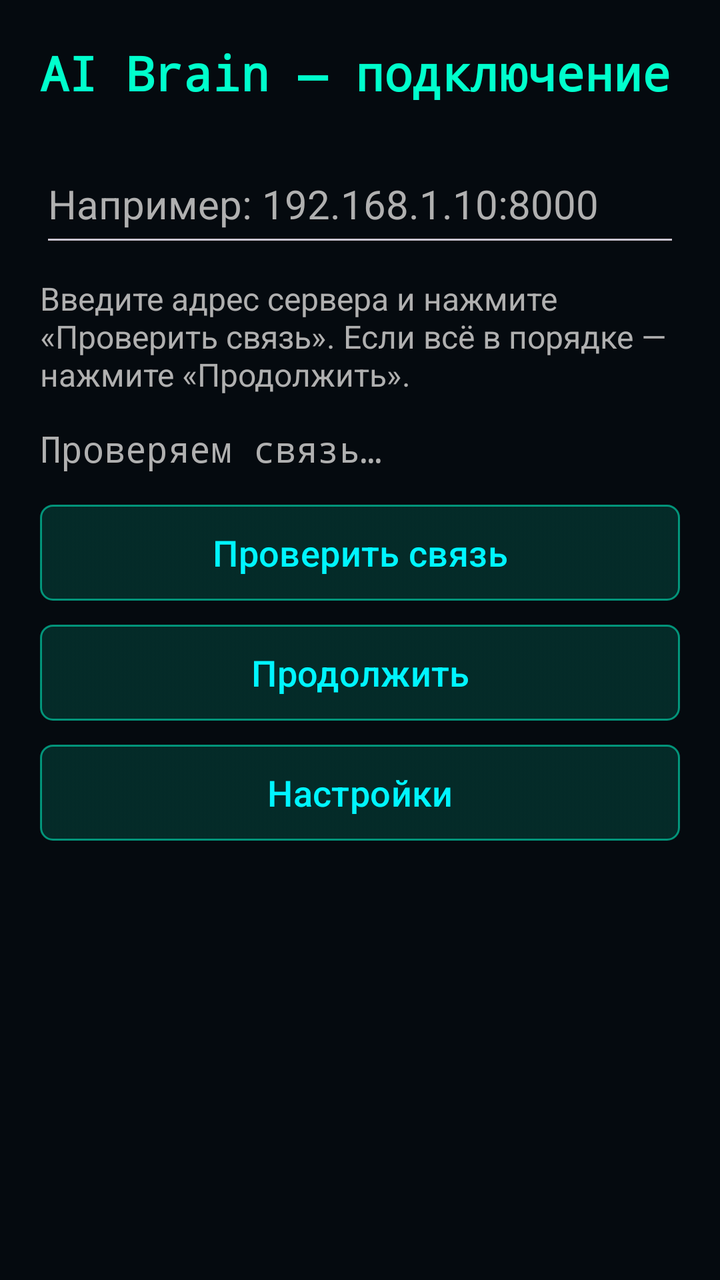
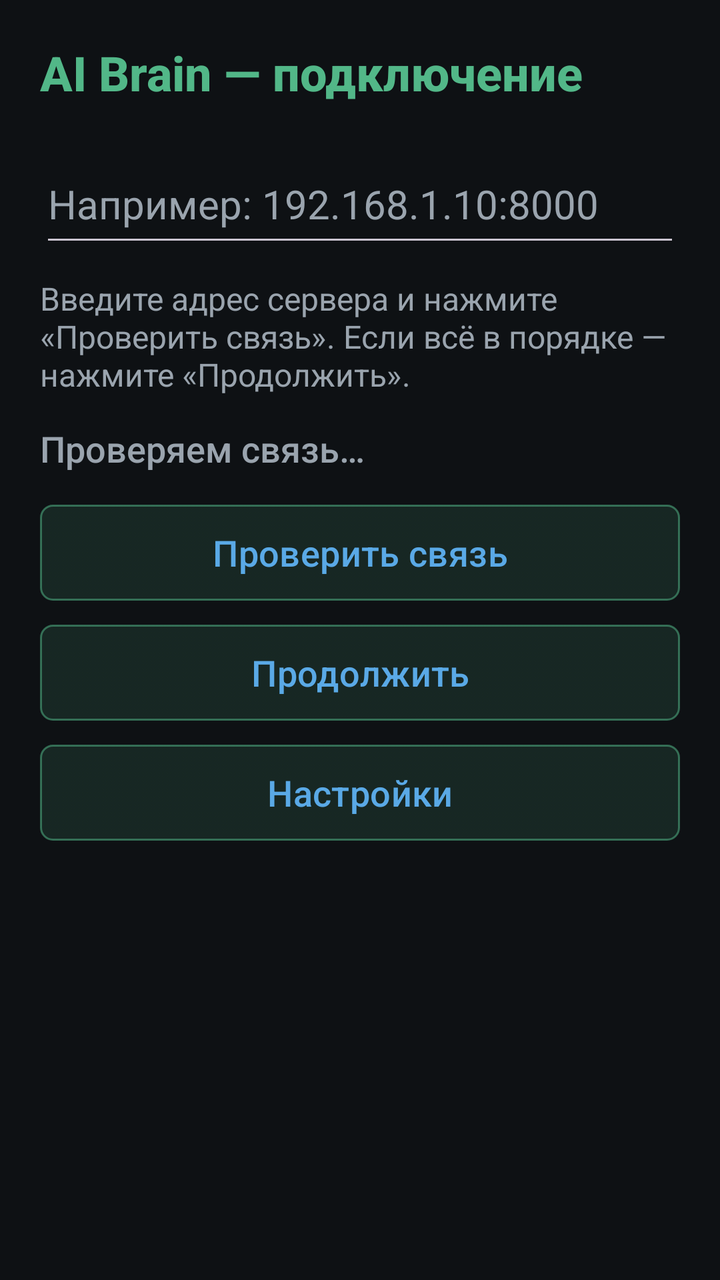

Compare the two renders of this Android layout. The source of the first and the diff that turns it into the second are given below.
<!-- AndroidManifest.xml: application theme Theme.AIBrain -->
<!-- res/layout/activity_connect.xml -->
<?xml version="1.0" encoding="utf-8"?>
<androidx.constraintlayout.widget.ConstraintLayout xmlns:android="http://schemas.android.com/apk/res/android"
    xmlns:app="http://schemas.android.com/apk/res-auto"
    android:layout_width="match_parent"
    android:layout_height="match_parent"
    android:padding="20dp"
    android:background="@color/space_deepest">

    <TextView
        android:id="@+id/tv_title"
        android:layout_width="0dp"
        android:layout_height="wrap_content"
        android:text="@string/connect_title"
        android:textSize="24sp"
        android:textStyle="bold"
        android:fontFamily="monospace"
        android:textColor="@color/cyan_primary"
        app:layout_constraintTop_toTopOf="parent"
        app:layout_constraintStart_toStartOf="parent"
        app:layout_constraintEnd_toEndOf="parent" />

    <EditText
        android:id="@+id/et_server_url"
        android:layout_width="0dp"
        android:layout_height="wrap_content"
        android:layout_marginTop="20dp"
        android:hint="@string/connect_url_hint"
        android:textSize="20sp"
        android:minHeight="56dp"
        android:inputType="textUri"
        android:textColor="@color/text_white"
        android:textColorHint="@color/text_white_dim"
        app:layout_constraintTop_toBottomOf="@id/tv_title"
        app:layout_constraintStart_toStartOf="parent"
        app:layout_constraintEnd_toEndOf="parent" />

    <TextView
        android:id="@+id/tv_connect_help"
        android:layout_width="0dp"
        android:layout_height="wrap_content"
        android:layout_marginTop="10dp"
        android:text="@string/connect_help"
        android:textColor="@color/text_white_dim"
        android:textSize="16sp"
        app:layout_constraintTop_toBottomOf="@id/et_server_url"
        app:layout_constraintStart_toStartOf="parent"
        app:layout_constraintEnd_toEndOf="parent" />

    <TextView
        android:id="@+id/tv_connect_status"
        android:layout_width="0dp"
        android:layout_height="wrap_content"
        android:layout_marginTop="14dp"
        android:text="@string/connect_status_checking"
        android:textSize="18sp"
        android:textColor="@color/text_white_dim"
        android:fontFamily="monospace"
        app:layout_constraintTop_toBottomOf="@id/tv_connect_help"
        app:layout_constraintStart_toStartOf="parent"
        app:layout_constraintEnd_toEndOf="parent" />

    <Button
        android:id="@+id/btn_check"
        android:layout_width="0dp"
        android:layout_height="48dp"
        android:background="@drawable/btn_secondary_cyan"
        android:textColor="@color/text_cyan"
        android:textAllCaps="false"
        android:layout_marginTop="16dp"
        android:text="@string/connect_check"
        android:textSize="18sp"
        app:layout_constraintTop_toBottomOf="@id/tv_connect_status"
        app:layout_constraintStart_toStartOf="parent"
        app:layout_constraintEnd_toEndOf="parent" />

    <Button
        android:id="@+id/btn_continue"
        android:layout_width="0dp"
        android:layout_height="48dp"
        android:background="@drawable/btn_secondary_cyan"
        android:textColor="@color/text_cyan"
        android:textAllCaps="false"
        android:layout_marginTop="12dp"
        android:text="@string/connect_continue"
        android:textSize="18sp"
        app:layout_constraintTop_toBottomOf="@id/btn_check"
        app:layout_constraintStart_toStartOf="parent"
        app:layout_constraintEnd_toEndOf="parent" />

    <Button
        android:id="@+id/btn_settings"
        android:layout_width="0dp"
        android:layout_height="48dp"
        android:background="@drawable/btn_secondary_cyan"
        android:textColor="@color/text_cyan"
        android:textAllCaps="false"
        android:layout_marginTop="12dp"
        android:text="@string/connect_settings"
        android:textSize="18sp"
        app:layout_constraintTop_toBottomOf="@id/btn_continue"
        app:layout_constraintStart_toStartOf="parent"
        app:layout_constraintEnd_toEndOf="parent" />
</androidx.constraintlayout.widget.ConstraintLayout>
<!-- resources referenced by this layout -->
<resources>
  <color name="cyan_primary">#00F5FF</color>
  <color name="space_deepest">#050A0F</color>
  <color name="text_cyan">#00F5FF</color>
  <color name="text_white">#FFFFFF</color>
  <color name="text_white_dim">#B0B0B0</color>
  <!-- drawable btn_secondary_cyan (drawable) -->
  <?xml version="1.0" encoding="utf-8"?>
  <selector xmlns:android="http://schemas.android.com/apk/res/android">
      <item android:state_pressed="true"><shape android:shape="rectangle"><solid android:color="#4400F5FF" /><corners android:radius="6dp" /><stroke android:width="1dp" android:color="#CC00F5FF" /></shape></item>
      <item><shape android:shape="rectangle"><solid android:color="#2200F5FF" /><corners android:radius="6dp" /><stroke android:width="1dp" android:color="#8800F5FF" /></shape></item>
  </selector>
  <string name="connect_check">Проверить связь</string>
  <string name="connect_continue">Продолжить</string>
  <string name="connect_help">Введите адрес сервера и нажмите «Проверить связь». Если всё в порядке — нажмите «Продолжить».</string>
  <string name="connect_settings">Настройки</string>
  <string name="connect_status_checking">Проверяем связь…</string>
  <string name="connect_title">AI Brain — подключение</string>
  <string name="connect_url_hint">Например: 192.168.1.10:8000</string>
  <style name="Theme.AIBrain" parent="Base.Theme.AIBrain" />
  <style name="Base.Theme.AIBrain" parent="Theme.Material3.Dark.NoActionBar">
          <item name="colorPrimary">@color/cyan_primary</item>
          <item name="colorOnPrimary">@color/space_deepest</item>
          <item name="colorPrimaryContainer">@color/cyan_deeper</item>
          <item name="colorOnPrimaryContainer">@color/text_white</item>
  
          <item name="colorSecondary">@color/orange_primary</item>
          <item name="colorOnSecondary">@color/space_deepest</item>
          <item name="colorSecondaryContainer">@color/space_light</item>
          <item name="colorOnSecondaryContainer">@color/text_white</item>
  
          <item name="colorSurface">@color/space_medium</item>
          <item name="colorOnSurface">@color/text_white</item>
          <item name="android:colorBackground">@color/space_deepest</item>
          <item name="colorOnBackground">@color/text_white</item>
  
          <item name="android:windowBackground">@color/window_background</item>
          <item name="android:statusBarColor">@android:color/transparent</item>
          <item name="android:navigationBarColor">@color/navigation_bar</item>
          <item name="android:windowLightStatusBar">false</item>
          <item name="android:windowLightNavigationBar">false</item>
      </style>
  <color name="cyan_deeper">#006064</color>
  <color name="orange_primary">#FF8C42</color>
  <color name="space_light">#15293D</color>
  <color name="space_medium">#0F1F2E</color>
  <color name="window_background">#FF050A0F</color>
  <color name="navigation_bar">#FF0A1520</color>
</resources>

<!-- the commit's change to res/layout/activity_connect.xml (unified diff, before → after) -->
@@ -13,7 +13,7 @@
         android:text="@string/connect_title"
         android:textSize="24sp"
         android:textStyle="bold"
-        android:fontFamily="monospace"
+        android:fontFamily="sans-serif-medium"
         android:textColor="@color/cyan_primary"
         app:layout_constraintTop_toTopOf="parent"
         app:layout_constraintStart_toStartOf="parent"
@@ -54,7 +54,7 @@
         android:text="@string/connect_status_checking"
         android:textSize="18sp"
         android:textColor="@color/text_white_dim"
-        android:fontFamily="monospace"
+        android:fontFamily="sans-serif-medium"
         app:layout_constraintTop_toBottomOf="@id/tv_connect_help"
         app:layout_constraintStart_toStartOf="parent"
         app:layout_constraintEnd_toEndOf="parent" />
<!-- resource entries referenced after the edit -->
@@ -1,15 +1,15 @@
 <!-- resources referenced by this layout -->
 <resources>
-  <color name="cyan_primary">#00F5FF</color>
-  <color name="space_deepest">#050A0F</color>
-  <color name="text_cyan">#00F5FF</color>
-  <color name="text_white">#FFFFFF</color>
-  <color name="text_white_dim">#B0B0B0</color>
+  <color name="cyan_primary">#5AA9E6</color>
+  <color name="space_deepest">#0E1114</color>
+  <color name="text_cyan">#5AA9E6</color>
+  <color name="text_white">#F2F4F6</color>
+  <color name="text_white_dim">#9AA4AE</color>
   <!-- drawable btn_secondary_cyan (drawable) -->
   <?xml version="1.0" encoding="utf-8"?>
   <selector xmlns:android="http://schemas.android.com/apk/res/android">
-      <item android:state_pressed="true"><shape android:shape="rectangle"><solid android:color="#4400F5FF" /><corners android:radius="6dp" /><stroke android:width="1dp" android:color="#CC00F5FF" /></shape></item>
-      <item><shape android:shape="rectangle"><solid android:color="#2200F5FF" /><corners android:radius="6dp" /><stroke android:width="1dp" android:color="#8800F5FF" /></shape></item>
+      <item android:state_pressed="true"><shape android:shape="rectangle"><solid android:color="#445AA9E6" /><corners android:radius="6dp" /><stroke android:width="1dp" android:color="#CC5AA9E6" /></shape></item>
+      <item><shape android:shape="rectangle"><solid android:color="#225AA9E6" /><corners android:radius="6dp" /><stroke android:width="1dp" android:color="#885AA9E6" /></shape></item>
   </selector>
   <string name="connect_check">Проверить связь</string>
   <string name="connect_continue">Продолжить</string>
@@ -41,11 +41,11 @@
           <item name="android:windowLightStatusBar">false</item>
           <item name="android:windowLightNavigationBar">false</item>
       </style>
-  <color name="cyan_deeper">#006064</color>
-  <color name="orange_primary">#FF8C42</color>
-  <color name="space_light">#15293D</color>
-  <color name="space_medium">#0F1F2E</color>
-  <color name="window_background">#FF050A0F</color>
-  <color name="navigation_bar">#FF0A1520</color>
+  <color name="cyan_deeper">#244D6B</color>
+  <color name="orange_primary">#E0A046</color>
+  <color name="space_light">#232A31</color>
+  <color name="space_medium">#1A1F24</color>
+  <color name="window_background">#FF0E1114</color>
+  <color name="navigation_bar">#FF13171B</color>
 </resources>
 
